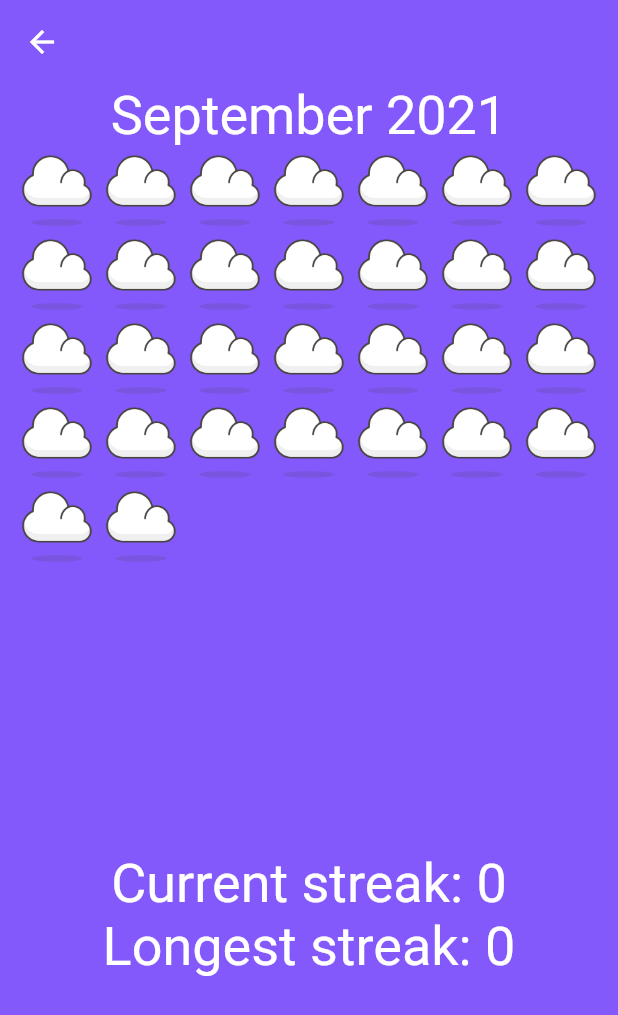
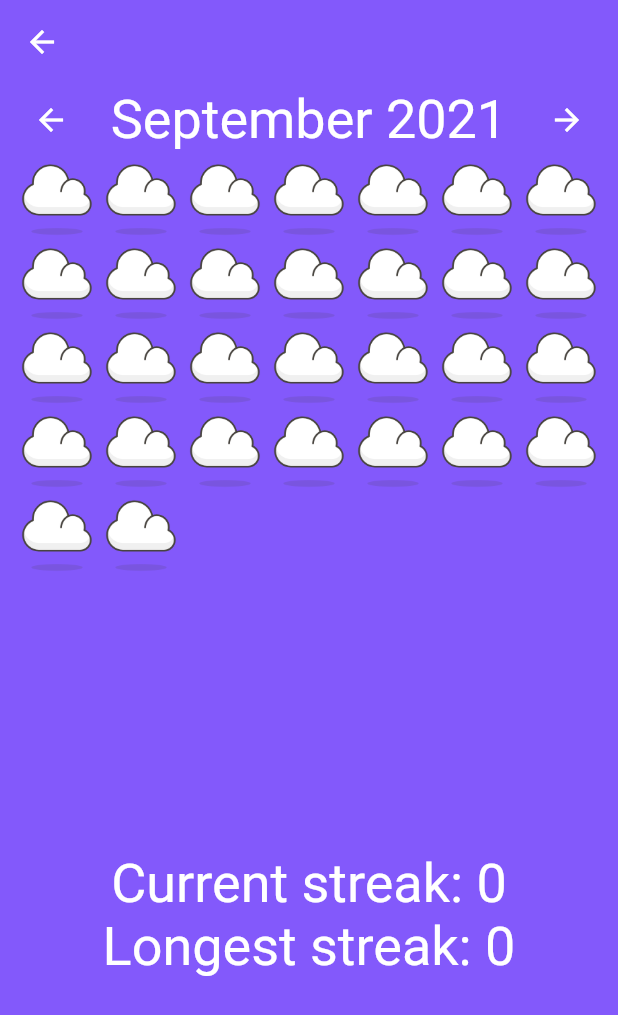
Before and after one commit to jac-snall/habit_tracker, a Flutter app: the CalenderView screen opened by its route, on a phone screen of 412 x 824 dp. Shown: the top 1015 px of the screen. Run offline on Flutter 3.47's test engine with Material 2 defaults, Android fonts, the phone set to English and light mode, and no system bars; our stand-ins replace animated_text_kit, hive, hive_flutter; accounts and stored records are empty.

Commit message:
Added buttons to switch months i calender_view

```diff
--- a/lib/Views/calender_view.dart
+++ b/lib/Views/calender_view.dart
@@ -1,49 +1,12 @@
 import 'package:flutter/material.dart';
 import 'package:hive/hive.dart';
 
-class CalenderView extends StatelessWidget {
+class CalenderView extends StatefulWidget {
   const CalenderView({Key? key}) : super(key: key);
 
   //Asset images
-  final _imageSun = const AssetImage('assets/images/sun.png');
-  final _imageCloud = const AssetImage('assets/images/cloud.png');
-
   @override
-  Widget build(BuildContext context) {
-    var box = Hive.box('AppData');
-    final currentStreak = box.get('currentStreak', defaultValue: 0);
-    final longestStreak = box.get('longestStreak', defaultValue: 0);
-
-    return Scaffold(
-      appBar: AppBar(
-          //title: const Text('history'),
-          ),
-      body: SafeArea(
-        child: Padding(
-          padding: const EdgeInsets.only(left: 10, right: 10),
-          child: Column(
-            crossAxisAlignment: CrossAxisAlignment.center,
-            children: [
-              Flexible(
-                flex: 2,
-                child: PageView.builder(
-                  reverse: true,
-                  itemBuilder: _buildCalenderPage,
-                ),
-              ),
-              Flexible(
-                child: Text(
-                  'Current streak: ${currentStreak.toString()}\n'
-                  'Longest streak: ${longestStreak.toString()}',
-                  textAlign: TextAlign.center,
-                ),
-              ),
-            ],
-          ),
-        ),
-      ),
-    );
-  }
+  State<CalenderView> createState() => _CalenderViewState();
 
   static const _months = [
     'January',
@@ -74,6 +37,52 @@ class CalenderView extends StatelessWidget {
     30,
     31,
   ];
+}
+
+class _CalenderViewState extends State<CalenderView> {
+  final _imageSun = const AssetImage('assets/images/sun.png');
+  final _imageCloud = const AssetImage('assets/images/cloud.png');
+
+  final PageController _pageController = PageController();
+
+  @override
+  Widget build(BuildContext context) {
+    var box = Hive.box('AppData');
+    final currentStreak = box.get('currentStreak', defaultValue: 0);
+    final longestStreak = box.get('longestStreak', defaultValue: 0);
+
+    return Scaffold(
+      appBar: AppBar(
+          //title: const Text('history'),
+          ),
+      body: SafeArea(
+        child: Padding(
+          padding: const EdgeInsets.only(left: 10, right: 10),
+          child: Column(
+            crossAxisAlignment: CrossAxisAlignment.center,
+            children: [
+              Flexible(
+                flex: 2,
+                child: PageView.builder(
+                  reverse: true,
+                  itemBuilder: _buildCalenderPage,
+                  controller: _pageController,
+                ),
+              ),
+              Flexible(
+                child: Text(
+                  'Current streak: ${currentStreak.toString()}\n'
+                  'Longest streak: ${longestStreak.toString()}',
+                  textAlign: TextAlign.center,
+                ),
+              ),
+            ],
+          ),
+        ),
+      ),
+    );
+  }
+
   int getDaysInMonth(int month, int year) {
     if (month == 2) {
       if (year % 4 == 0) {
@@ -87,7 +96,7 @@ class CalenderView extends StatelessWidget {
       }
       return 28;
     }
-    return _daysInMonth[month - 1];
+    return CalenderView._daysInMonth[month - 1];
   }
 
   Widget _buildCalenderPage(BuildContext context, int index) {
@@ -123,7 +132,30 @@ class CalenderView extends StatelessWidget {
 
     return Column(
       children: [
-        Text(_months[currentMonth - 1] + ' ' + currentYear.toString()),
+        Row(
+          mainAxisAlignment: MainAxisAlignment.spaceBetween,
+          children: [
+            IconButton(
+              onPressed: () {
+                _pageController.jumpToPage(_pageController.page!.toInt() + 1);
+              },
+              icon: const Icon(Icons.arrow_back),
+              color: Colors.white,
+            ),
+            Text(CalenderView._months[currentMonth - 1] +
+                ' ' +
+                currentYear.toString()),
+            IconButton(
+              onPressed: () {
+                if (_pageController.page! > 0) {
+                  _pageController.jumpToPage(_pageController.page!.toInt() - 1);
+                }
+              },
+              icon: const Icon(Icons.arrow_forward),
+              color: Colors.white,
+            )
+          ],
+        ),
         Flexible(
           child: GridView.count(
             crossAxisCount: 7,
```
